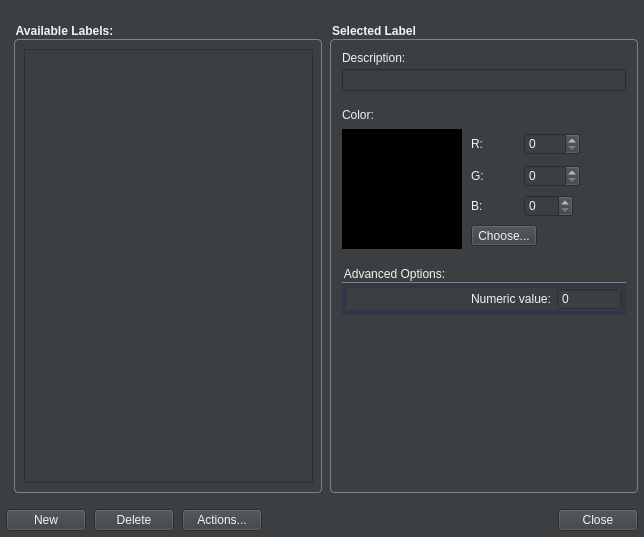
Before: the Qt Designer form LabelEditorDialog.ui in Grozta/MedViewer, drawn with Qt 5.
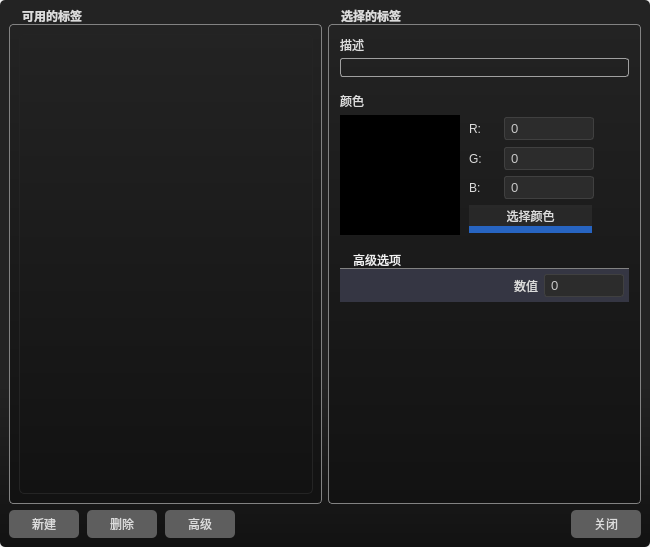
After: the same form once the commit is applied. Icons and pictures are not drawn.

Diff of the .ui file:
```diff
--- a/LabelEditorDialog.ui
+++ b/LabelEditorDialog.ui
@@ -6,111 +6,437 @@
    <rect>
     <x>0</x>
     <y>0</y>
-    <width>644</width>
-    <height>537</height>
+    <width>650</width>
+    <height>547</height>
    </rect>
   </property>
   <property name="windowTitle">
    <string>Segmentation Label Editor</string>
   </property>
   <property name="styleSheet">
-   <string notr="true">background-color:#3c3f41;
-color: #f2f2f2;</string>
+   <string notr="true">
+/*------------------------------------全局样式-----------------------------------------*/
+QWidget{font: 12px;color:#DCDCDC;font-family:'微软雅黑';}
+QFrame{border-radius:5px;}
+/*QScrollBar*/
+QScrollArea{border:none}
+QScrollBar{border:none;background:transparent;}
+QScrollBar::add-page,QScrollBar::sub-page{background:transparent;}
+QScrollBar::add-line,QScrollBar::sub-line { background: none; }
+QScrollBar::handle{ background:rgba(91, 100, 116, 0.5); border-radius: 3px; width:3px}
+QScrollBar:vertical{width:7px;padding-left:2px;padding-right:2px;}
+QScrollBar:horizontal{height:7px;padding-top:2px;padding-bottom:2px;}
+
+/*QTabWidget*/
+QTabWidget::pane{border:1px solid #1b1b1b;background:#1b1b1b;}
+
+QTabBar::tab{		
+	width:84px;					
+	height:25;
+	font: 16px;
+	color:#DCDCDC; 					
+	margin-top:0px; 			
+	margin-right:5px;
+	margin-left:5px;
+	background:#1b1b1b;
+
+}
+
+QTabBar::tab:first:!selected {
+
+	/*border-image: url(:/common/images/common/左_normal.png);*/
+}
+QTabBar::tab:selected {
+	color:#2764c1; 	
+	border:2px solid;
+	border-top:0px;
+	border-right:0px;
+	border-left:0px;
+	border-bottom-color:#2764c1;
+}
+QTabWidget::tab-bar {
+alignment: left;
+} 
+/*QTabWidget::pane{background:transparent;}*/
+/*QStackedWidget*/
+
+/*QToolButton*/
+QToolButton
+{background:rgba(0,0,0,0); }
+QToolButton:hover
+{border:1px solid;border-top:0px;border-right:0px;border-left:0px;border-bottom-color:#2764c1;background:rgba(151,151,151,0.05);}
+/*QPushButton*/
+QPushButton
+{background:#5E5E5E;border-radius:5px; }
+QPushButton:hover
+{border:1px solid #2764c1;}
+/*QMenu*/
+QMenu {
+    background-color:qlineargradient(spread:pad,x1:0, y1:0, x2:0, y2:1,stop:0.7 #1a1d23,stop:1 #1a1d23);
+	border:1px solid #282c34;
+	border-radius:8px;
+	padding-left:2px;
+}
+QMenu::item {
+    font-size:8pt;
+    color: #DCDCDC;
+    background-color:transparent;;
+    padding-right: 2px;
+    margin: 2px 1px;
+}
+QMenu::item:selected {
+    border:1px ridge #259bd9;
+	border-radius:2px;
+}
+QMenu::icon:checked {
+    background:#259bd9;
+    position: absolute;
+    top: 1px;
+    right: 1px;
+    bottom: 1px;
+    left: 1px;
+}
+QMenu::icon:checked:selected {
+    background-color : #259bd9;
+    background-image: url(:/space_selected.png);
+}
+QListWidget
+{
+	background-color:transparent;   
+	font-size:12px;
+    color: #f2f2f2;
+}
+/*
+tabelwidget*/
+QTableWidget,QTableView{
+color:#DCDCDC;
+background-color:qlineargradient(spread:pad,x1:0, y1:0, x2:0, y2:1,stop:0 #232323,stop:1 #121212 );
+border:1px solid #242424;
+}
+QTableWidget::Item,QTableView::Item{border:0px solid rgb(255,0,0);border-bottom:1px solid #242424;}
+
+/*选中item*/
+QTableWidget::item:selected,QTableView::item:selected{
+color:#DCDCDC;
+background:qlineargradient(spread:pad,x1:0,y1:0,x2:0,y2:1,stop:0 #484848,stop:1 #383838);
+}
+
+/*
+悬浮item*/
+QTableWidget::item:hover{
+background:rgba(0,0,0,0);
+}
+/*表头*/
+QHeaderView::section{
+text-align:center;
+background:#5E5E5E;
+padding:3px;
+margin:0px;
+color:#DCDCDC;
+border:1px solid #242424;
+border-left-width:0;
+}
+/*QLineEdit*/
+QLineEdit {
+	border: 1px solid #A0A0A0; /* 边框宽度为1px，颜色为#A0A0A0 */
+	border-radius: 3px; /* 边框圆角 */
+	padding-left: 5px; /* 文本距离左边界有5px */
+	background-color: transparent; /* 背景颜色 */
+	color: #DCDCDC; /* 文本颜色 */
+	selection-background-color: #A0A0A0; /* 选中文本的背景颜色 */
+	selection-color: #F2F2F2; /* 选中文本的颜色 */
+	font-family: &quot;Microsoft YaHei&quot;; /* 文本字体族 */
+	font-size: 10pt; /* 文本字体大小 */
+}
+
+/*horizontal ：水平QSlider*/
+QSlider::groove:horizontal {
+border: 0px solid #bbb;
+}
+
+/*1.滑动过的槽设计参数*/
+QSlider::sub-page:horizontal {
+ /*槽颜色*/
+background: #2764c1;
+ /*外环区域倒圆角度*/
+border-radius: 2px;
+ /*上遮住区域高度*/
+margin-top:8px;
+ /*下遮住区域高度*/
+margin-bottom:8px;
+/*width在这里无效，不写即可*/
+}
+
+/*2.未滑动过的槽设计参数*/
+QSlider::add-page:horizontal {
+/*槽颜色*/
+background: #5E5E5E;
+/*外环大小0px就是不显示，默认也是0*/
+border: 0px solid #777;
+/*外环区域倒圆角度*/
+border-radius: 2px;
+ /*上遮住区域高度*/
+margin-top:9px;
+ /*下遮住区域高度*/
+margin-bottom:9px;
+}
+ 
+/*3.平时滑动的滑块设计参数*/
+QSlider::handle:horizontal {
+/*滑块颜色*/
+background: rgb(193,204,208);
+/*滑块的宽度*/
+width: 5px;
+/*滑块外环为1px，再加颜色*/
+border: 1px solid rgb(193,204,208);
+ /*滑块外环倒圆角度*/
+border-radius: 2px; 
+ /*上遮住区域高度*/
+margin-top:6px;
+ /*下遮住区域高度*/
+margin-bottom:6px;
+}
+
+/*4.手动拉动时显示的滑块设计参数*/
+QSlider::handle:horizontal:hover {
+/*滑块颜色*/
+background: rgb(193,204,208);
+/*滑块的宽度*/
+width: 10px;
+/*滑块外环为1px，再加颜色*/
+border: 1px solid rgb(193,204,208);
+ /*滑块外环倒圆角度*/
+border-radius: 5px; 
+ /*上遮住区域高度*/
+margin-top:4px;
+ /*下遮住区域高度*/
+margin-bottom:4px;
+}
+/*QGroupBox*/
+QGroupBox {
+    /* 背景渐变色*/
+    background-color:qlineargradient(spread:pad,x1:0, y1:0, x2:0, y2:1,stop:0 #232323,stop:1 #121212 );
+    /* 边框 */
+    border: 1px solid #5E5E5E;
+
+    /* 倒角 */
+    border-radius: 5px;
+padding: -16 6px 0 6px;
+
+    /* 就像墙上挂着的两个相框,margin指的是相框与相框的距离
+       padding指的是每个相框里照片与相框边框的距离*/
+    margin-top: 8px; 
+}
+/* 标题设置 */
+QGroupBox::title {
+    /* 位置 */
+    subcontrol-origin: margin;
+    subcontrol-position: top left;
+	left:10px; /* //线的偏离度 */
+	margin-left: 0px;
+	padding:0 1px;/* //文字在方框中位置的偏离度 */
+    /* 内边框,上下和左右
+    /* padding: 30px 15px; */
+
+    /* 颜色 
+    background-color: qlineargradient(x1: 0, y1: 0, x2: 0, y2: 1,
+                                      stop: 0 #FF0ECE, stop: 1 #FFFFFF);*/
+}
+
+QSplitter::handle {
+	/*image:url(:/images/444.bmp);*/
+	border-radius: 3px;
+}
+QSplitter::handle:hover {
+	/*image:url(:/images/444.bmp);*/
+	background-color:rgba(70,130,180,0.3);
+	border-radius: 3px;
+}
+
+QSplitter::handle:horizontal {
+	
+	width:5px;
+}
+
+QSplitter::handle:vertical {
+	
+	width:5px;
+}
+
+QSplitter::handle:pressed {
+	
+	background-color:rgba(70,130,180,0.1);
+ 	border-radius: 3px;
+}
+QSpinBox {
+    padding-top: 2px;
+    padding-bottom: 2px;
+	padding-left: 4px;
+    padding-right: 15px;
+    border: 1px solid rgb(64,64,64);
+    border-radius: 3px;
+	color: rgb(200,200,200);
+    background-color: rgb(44,44,44);
+	selection-color: rgb(235,235,235);
+	selection-background-color: rgb(83,121,180);
+	font-family: &quot;Microsoft Yahei&quot;;
+	font-size: 10pt;
+}
+
+QSpinBox:hover {
+    background-color: rgb(59,59,59);
+}
+
+QSpinBox::up-button { /* 向上按钮 */
+	subcontrol-origin: border; /* 起始位置 */
+	subcontrol-position: top right; /* 居于右上角 */
+	border: none;
+	width: 12px;
+	margin-top: 2px;
+	margin-right: 1px;
+	margin-bottom: 0px;
+}
+
+QSpinBox::up-button:hover {
+	border: none;
+}
+
+QSpinBox::up-arrow { /* 向上箭头，图片大小为8x8 */
+	image: url(resources/btn_spin_up.png);
+}
+
+QSpinBox::up-arrow:hover {
+	image: url(resources/btn_spin_up_hover.png);
+}
+
+QSpinBox::up-arrow:disabled, QSpinBox::up-arrow:off {
+	image: url(resources/btn_spin_up_disable.png);
+}
+
+QSpinBox::down-button { /* 向下按钮 */
+	subcontrol-origin: border;
+	subcontrol-position: bottom right;
+	border: none;
+	width: 12px;
+	margin-top: 0px;
+	margin-right: 1px;
+	margin-bottom: 2px;
+}
+
+QSpinBox::down-button:hover {
+	border: none;
+}
+
+QSpinBox::down-arrow { /* 向下箭头 */
+	image: url(resources/btn_spin_down.png);
+}
+
+QSpinBox::down-arrow:hover {
+	image: url(resources/btn_spin_down_hover.png);
+}
+
+QSpinBox::down-arrow:disabled, QSpinBox::down-arrow:off {
+	image: url(resources/btn_spin_down_disable.png);
+}
+/*--------------------------------------特征样式---------------------------------------*/
+
+#widget{background-color:qlineargradient(spread:pad,x1:0, y1:0, x2:0, y2:1,stop:0.7 #232323,stop:1 #121212 );border-radius:5px;}
+#btnLabelColor{background:rgba(151,151,151,0.1);border:7px solid;border-top:0px;border-right:0px;border-left:0px;border-bottom-color:#2764c1;}
+</string>
   </property>
+  <layout class="QVBoxLayout" name="verticalLayout_3">
+   <property name="spacing">
+    <number>0</number>
+   </property>
+   <property name="leftMargin">
+    <number>0</number>
+   </property>
+   <property name="topMargin">
+    <number>0</number>
+   </property>
+   <property name="rightMargin">
+    <number>0</number>
+   </property>
+   <property name="bottomMargin">
+    <number>0</number>
+   </property>
+   <item>
+    <widget class="QWidget" name="widget" native="true">
   <layout class="QGridLayout" name="gridLayout">
+      <item row="0" column="0">
+       <widget class="QGroupBox" name="groupBox_3">
+        <property name="styleSheet">
+         <string notr="true">QGroupBox {
+  background-origin: content;
+  margin-top: 15px;
+  font-weight: bold;
+  font-size: 12px;
+  padding: 5px;
+  border-radius: 4px;
+  border: 1px solid rgb(130,130,130);
+}
+QGroupBox::title {
+  subcontrol-origin: 	margin;
+  subcontrol-position: top left;
+}</string>
+        </property>
+        <property name="title">
+         <string>可用的标签</string>
+        </property>
+        <layout class="QVBoxLayout" name="verticalLayout">
    <property name="leftMargin">
-    <number>6</number>
+          <number>4</number>
    </property>
    <property name="topMargin">
-    <number>24</number>
+          <number>4</number>
    </property>
    <property name="rightMargin">
-    <number>6</number>
+          <number>3</number>
    </property>
    <property name="bottomMargin">
-    <number>6</number>
-   </property>
-   <property name="horizontalSpacing">
-    <number>8</number>
-   </property>
-   <property name="verticalSpacing">
+          <number>4</number>
+         </property>
+         <item>
+          <widget class="QTableView" name="lvLabels">
+           <property name="styleSheet">
+            <string notr="true">font-size:12px;</string>
+           </property>
+           <property name="autoScrollMargin">
     <number>16</number>
    </property>
-   <item row="1" column="0" colspan="3">
-    <widget class="QWidget" name="widget" native="true">
-     <layout class="QHBoxLayout" name="horizontalLayout">
-      <property name="spacing">
-       <number>8</number>
-      </property>
-      <property name="leftMargin">
-       <number>0</number>
-      </property>
-      <property name="topMargin">
-       <number>0</number>
-      </property>
-      <property name="rightMargin">
-       <number>0</number>
-      </property>
-      <property name="bottomMargin">
-       <number>0</number>
-      </property>
-      <item>
-       <widget class="QPushButton" name="btnNew">
-        <property name="text">
-         <string>New</string>
-        </property>
-        <property name="autoDefault">
+           <property name="editTriggers">
+            <set>QAbstractItemView::NoEditTriggers</set>
+           </property>
+           <property name="dragDropMode">
+            <enum>QAbstractItemView::NoDragDrop</enum>
+           </property>
+           <property name="alternatingRowColors">
          <bool>false</bool>
         </property>
-       </widget>
-      </item>
-      <item>
-       <widget class="QPushButton" name="btnDelete">
-        <property name="text">
-         <string>Delete</string>
-        </property>
-        <property name="autoDefault">
-         <bool>false</bool>
-        </property>
-       </widget>
-      </item>
-      <item>
-       <widget class="QPushButton" name="btnActions">
-        <property name="text">
-         <string>Actions...</string>
-        </property>
-        <property name="autoDefault">
+           <property name="selectionMode">
+            <enum>QAbstractItemView::SingleSelection</enum>
+           </property>
+           <property name="selectionBehavior">
+            <enum>QAbstractItemView::SelectRows</enum>
+           </property>
+           <property name="showGrid">
+            <bool>true</bool>
+           </property>
+           <property name="cornerButtonEnabled">
          <bool>false</bool>
         </property>
-       </widget>
-      </item>
-      <item>
-       <spacer name="horizontalSpacer">
-        <property name="orientation">
-         <enum>Qt::Horizontal</enum>
-        </property>
-        <property name="sizeHint" stdset="0">
-         <size>
-          <width>40</width>
-          <height>20</height>
-         </size>
-        </property>
-       </spacer>
-      </item>
-      <item>
-       <widget class="QPushButton" name="btnClose">
-        <property name="text">
-         <string>Close</string>
-        </property>
-        <property name="autoDefault">
+           <attribute name="horizontalHeaderVisible">
          <bool>false</bool>
-        </property>
+           </attribute>
+           <attribute name="verticalHeaderVisible">
+            <bool>false</bool>
+           </attribute>
        </widget>
       </item>
      </layout>
     </widget>
    </item>
-   <item row="0" column="2">
+      <item row="0" column="1">
     <widget class="QGroupBox" name="grpSelectedLabel">
      <property name="styleSheet">
       <string notr="true">QGroupBox {
@@ -128,7 +454,7 @@
 }</string>
      </property>
      <property name="title">
-      <string>Selected Label</string>
+         <string>选择的标签</string>
      </property>
      <layout class="QVBoxLayout" name="verticalLayout_2">
       <property name="spacing">
@@ -149,7 +475,7 @@
       <item>
        <widget class="QLabel" name="label">
         <property name="text">
-         <string>Description:</string>
+            <string>描述</string>
         </property>
        </widget>
       </item>
@@ -190,7 +516,7 @@
          <item>
           <widget class="QLabel" name="label_2">
            <property name="text">
-            <string>Color:</string>
+               <string>颜色</string>
            </property>
           </widget>
          </item>
@@ -236,6 +562,12 @@
          </property>
          <item row="1" column="3" colspan="2">
           <widget class="QSpinBox" name="inGreen">
+              <property name="minimumSize">
+               <size>
+                <width>90</width>
+                <height>0</height>
+               </size>
+              </property>
            <property name="maximumSize">
             <size>
              <width>56</width>
@@ -256,6 +588,12 @@
          </item>
          <item row="2" column="3">
           <widget class="QSpinBox" name="inBlue">
+              <property name="minimumSize">
+               <size>
+                <width>90</width>
+                <height>0</height>
+               </size>
+              </property>
            <property name="maximumSize">
             <size>
              <width>56</width>
@@ -269,6 +607,12 @@
          </item>
          <item row="0" column="3" colspan="2">
           <widget class="QSpinBox" name="inRed">
+              <property name="minimumSize">
+               <size>
+                <width>90</width>
+                <height>0</height>
+               </size>
+              </property>
            <property name="maximumSize">
             <size>
              <width>56</width>
@@ -335,10 +679,16 @@
            </property>
           </widget>
          </item>
-         <item row="3" column="2" colspan="2">
+            <item row="3" column="2" colspan="3">
           <widget class="QToolButton" name="btnLabelColor">
+              <property name="minimumSize">
+               <size>
+                <width>123</width>
+                <height>0</height>
+               </size>
+              </property>
            <property name="text">
-            <string>Choose...</string>
+               <string>选择颜色</string>
            </property>
            <property name="toolButtonStyle">
             <enum>Qt::ToolButtonTextBesideIcon</enum>
@@ -404,7 +754,7 @@
 }</string>
         </property>
         <property name="title">
-         <string>Advanced Options:</string>
+            <string>高级选项</string>
         </property>
         <layout class="QVBoxLayout" name="verticalLayout_6">
          <property name="leftMargin">
@@ -450,7 +800,7 @@
             <item>
              <widget class="QLabel" name="label_4">
               <property name="text">
-               <string>Numeric value:</string>
+                  <string>数值</string>
               </property>
              </widget>
             </item>
@@ -458,7 +808,7 @@
              <widget class="QSpinBox" name="inLabelId">
               <property name="minimumSize">
                <size>
-                <width>64</width>
+                   <width>80</width>
                 <height>0</height>
                </size>
               </property>
@@ -495,71 +845,102 @@
      </layout>
     </widget>
    </item>
-   <item row="0" column="1">
-    <widget class="QGroupBox" name="groupBox_3">
-     <property name="styleSheet">
-      <string notr="true">QGroupBox {
-  background-origin: content;
-  margin-top: 15px;
-  font-weight: bold;
-  font-size: 12px;
-  padding: 5px;
-  border-radius: 4px;
-  border: 1px solid rgb(130,130,130);
-}
-QGroupBox::title {
-  subcontrol-origin: 	margin;
-  subcontrol-position: top left;
-}</string>
-     </property>
-     <property name="title">
-      <string>Available Labels:</string>
-     </property>
-     <layout class="QVBoxLayout" name="verticalLayout">
+      <item row="1" column="0" colspan="2">
+       <widget class="QWidget" name="widget5" native="true">
+        <layout class="QHBoxLayout" name="horizontalLayout">
+         <property name="spacing">
+          <number>8</number>
+         </property>
       <property name="leftMargin">
-       <number>4</number>
+          <number>0</number>
       </property>
       <property name="topMargin">
-       <number>4</number>
+          <number>0</number>
       </property>
       <property name="rightMargin">
-       <number>3</number>
+          <number>0</number>
       </property>
       <property name="bottomMargin">
-       <number>4</number>
+          <number>0</number>
       </property>
       <item>
-       <widget class="QTableView" name="lvLabels">
-        <property name="styleSheet">
-         <string notr="true">font-size:12px;</string>
-        </property>
-        <property name="editTriggers">
-         <set>QAbstractItemView::NoEditTriggers</set>
-        </property>
-        <property name="dragDropMode">
-         <enum>QAbstractItemView::NoDragDrop</enum>
-        </property>
-        <property name="selectionMode">
-         <enum>QAbstractItemView::SingleSelection</enum>
-        </property>
-        <property name="selectionBehavior">
-         <enum>QAbstractItemView::SelectRows</enum>
-        </property>
-        <attribute name="horizontalHeaderVisible">
+          <widget class="QPushButton" name="btnNew">
+           <property name="minimumSize">
+            <size>
+             <width>70</width>
+             <height>28</height>
+            </size>
+           </property>
+           <property name="text">
+            <string>新建</string>
+           </property>
+           <property name="autoDefault">
+            <bool>false</bool>
+           </property>
+          </widget>
+         </item>
+         <item>
+          <widget class="QPushButton" name="btnDelete">
+           <property name="minimumSize">
+            <size>
+             <width>70</width>
+             <height>28</height>
+            </size>
+           </property>
+           <property name="text">
+            <string>删除</string>
+           </property>
+           <property name="autoDefault">
          <bool>false</bool>
-        </attribute>
-        <attribute name="horizontalHeaderDefaultSectionSize">
-         <number>60</number>
-        </attribute>
-        <attribute name="horizontalHeaderStretchLastSection">
-         <bool>true</bool>
-        </attribute>
-        <attribute name="verticalHeaderVisible">
+           </property>
+          </widget>
+         </item>
+         <item>
+          <widget class="QPushButton" name="btnActions">
+           <property name="minimumSize">
+            <size>
+             <width>70</width>
+             <height>28</height>
+            </size>
+           </property>
+           <property name="text">
+            <string>高级</string>
+           </property>
+           <property name="autoDefault">
          <bool>false</bool>
-        </attribute>
-        <attribute name="verticalHeaderDefaultSectionSize">
-         <number>25</number>
-        </attribute>
+           </property>
+          </widget>
+         </item>
+         <item>
+          <spacer name="horizontalSpacer">
+           <property name="orientation">
+            <enum>Qt::Horizontal</enum>
+           </property>
+           <property name="sizeHint" stdset="0">
+            <size>
+             <width>40</width>
+             <height>20</height>
+            </size>
+           </property>
+          </spacer>
+         </item>
+         <item>
+          <widget class="QPushButton" name="btnClose">
+           <property name="minimumSize">
+            <size>
+             <width>70</width>
+             <height>28</height>
+            </size>
+           </property>
+           <property name="text">
+            <string>关闭</string>
+           </property>
+           <property name="autoDefault">
+            <bool>false</bool>
+           </property>
+          </widget>
+         </item>
+        </layout>
        </widget>
       </item>
      </layout>
```
Lines whose indentation alone changed are shown as unchanged.
